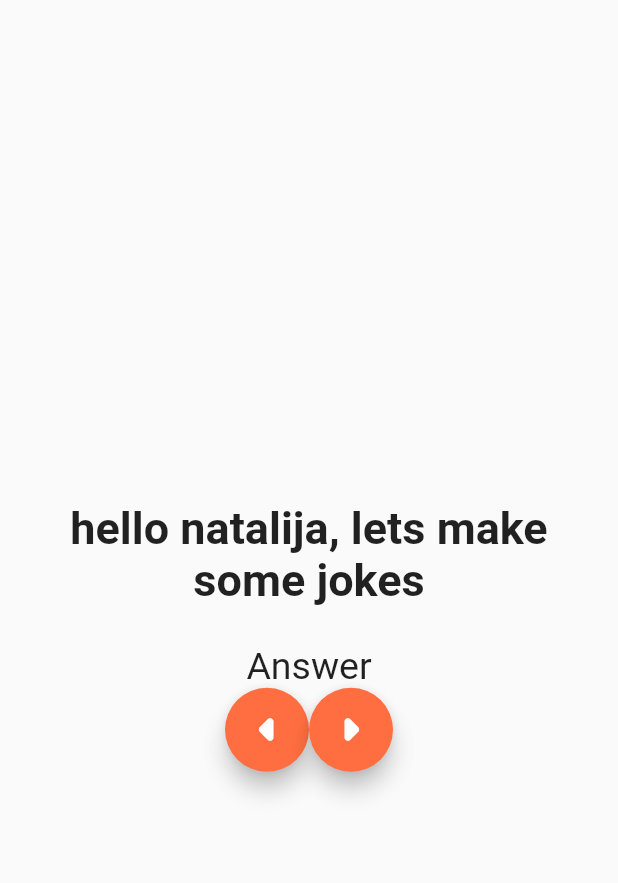
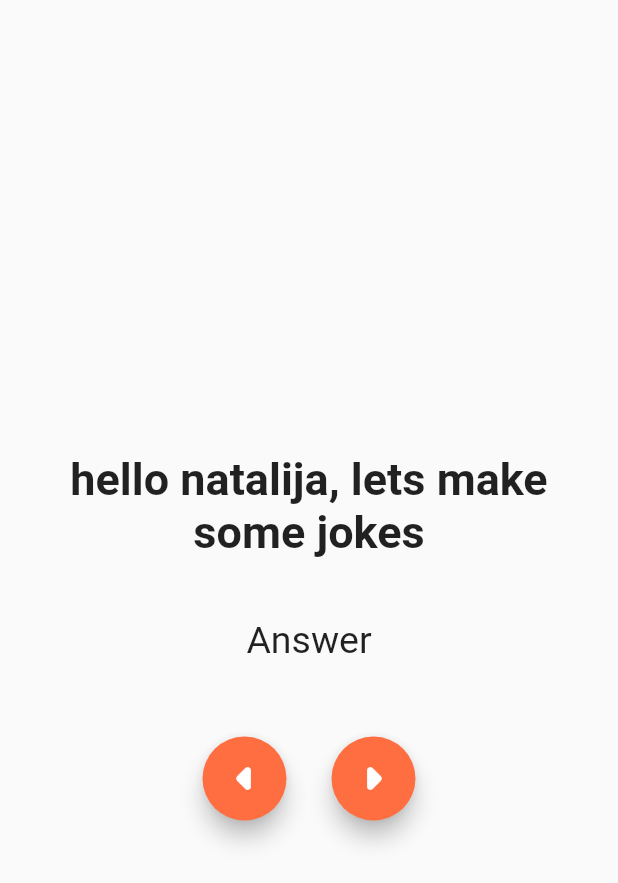
Before and after one commit to natalija-margaric/Flutter-Jokes, a Flutter app: the screen it shows after launch, on a phone screen of 412 x 824 dp. Shown: the top 883 px of the screen. Run offline on Flutter 3.47's test engine with Material 2 defaults, Android fonts, the phone set to English and light mode, and no system bars; missing offline and left inert: dart:ffi.

Commit message:
Final UI

```diff
--- a/lib/main.dart
+++ b/lib/main.dart
@@ -22,15 +22,20 @@ class MyApp extends StatelessWidget {
                 textAlign: TextAlign.center,
               ),
             ),
-            Text(
+            Container(
+              margin: EdgeInsets.fromLTRB(25, 15, 25, 50),
+              child: Text(
                 "Answer",
                 style: TextStyle(fontSize: 25),
                 textAlign: TextAlign.center,
               ),
+            ),
             Row(
               mainAxisAlignment: MainAxisAlignment.center,
               children: [
-                FloatingActionButton(
+                Container(
+                  margin: EdgeInsets.fromLTRB(15, 0, 15, 0),
+                  child: FloatingActionButton(
                     onPressed: null,
                     child: Icon(
                       Icons.arrow_left_rounded,
@@ -38,10 +43,14 @@ class MyApp extends StatelessWidget {
                     ),
                     backgroundColor: Colors.deepOrangeAccent,
                   ),
-                FloatingActionButton(
+                ),
+                Container(
+                  margin: EdgeInsets.fromLTRB(15, 0, 15, 0),
+                  child: FloatingActionButton(
                     onPressed: null,
                     child: Icon(Icons.arrow_right_rounded, size: 50),
                     backgroundColor: Colors.deepOrangeAccent,
+                  ),
                 ),
               ],
             )
```
Lines whose indentation alone changed are shown as unchanged.
